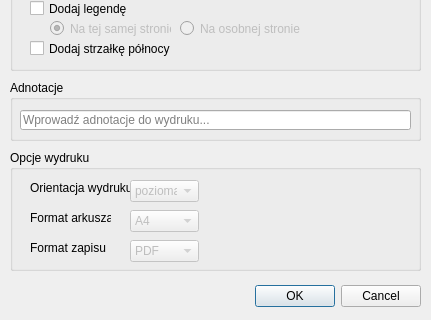
Qt form quick_print_dialog_base.ui (4zaran/QuickPrint) before a commit; both pictures show x 0 to 431 and y 150 to 470 of the 431 by 470 pixel window.
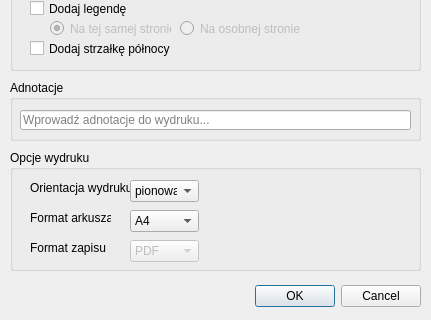
The same form after that commit.

Commit message: Implemented scaling of elements and changing the page size

```diff
--- a/quick_print_dialog_base.ui
+++ b/quick_print_dialog_base.ui
@@ -244,7 +244,7 @@
    </widget>
    <widget class="QComboBox" name="sizeBox">
     <property name="enabled">
-     <bool>false</bool>
+     <bool>true</bool>
     </property>
     <property name="geometry">
      <rect>
@@ -337,7 +337,7 @@
    </widget>
    <widget class="QComboBox" name="orientationBox">
     <property name="enabled">
-     <bool>false</bool>
+     <bool>true</bool>
     </property>
     <property name="geometry">
      <rect>
@@ -347,11 +347,6 @@
       <height>22</height>
      </rect>
     </property>
-    <item>
-     <property name="text">
-      <string>pozioma</string>
-     </property>
-    </item>
     <item>
      <property name="text">
       <string>pionowa</string>
```
Left out of the diff: 5 changed lines with no effect on the pictures. The commit also changes 1 other file.
